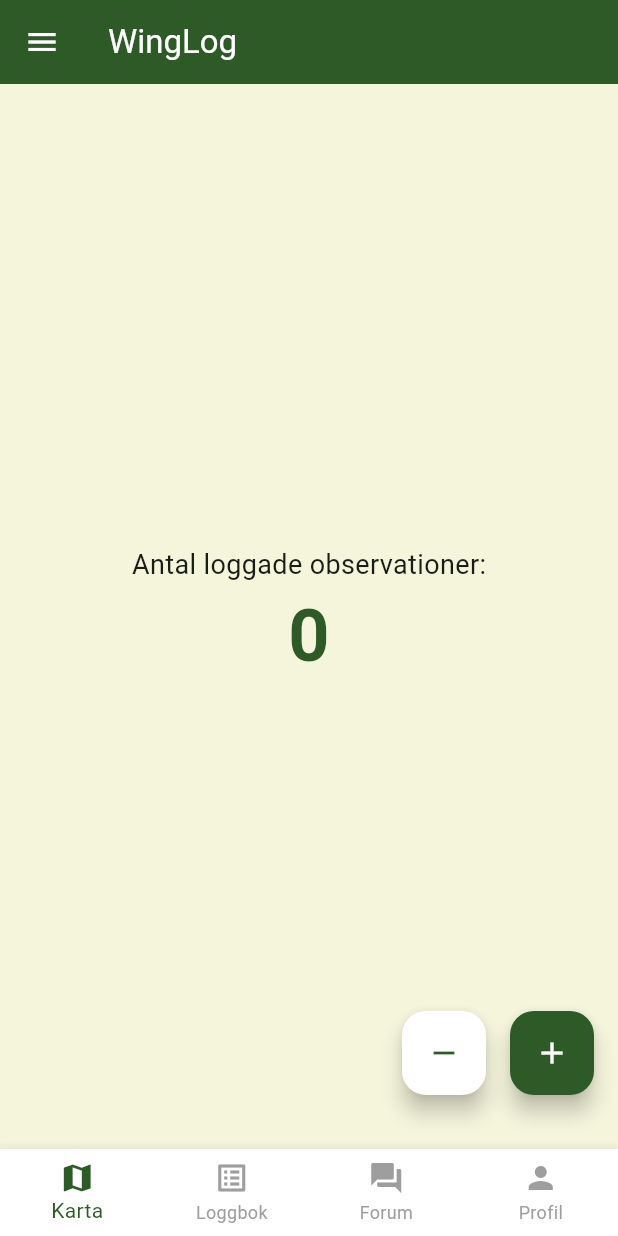
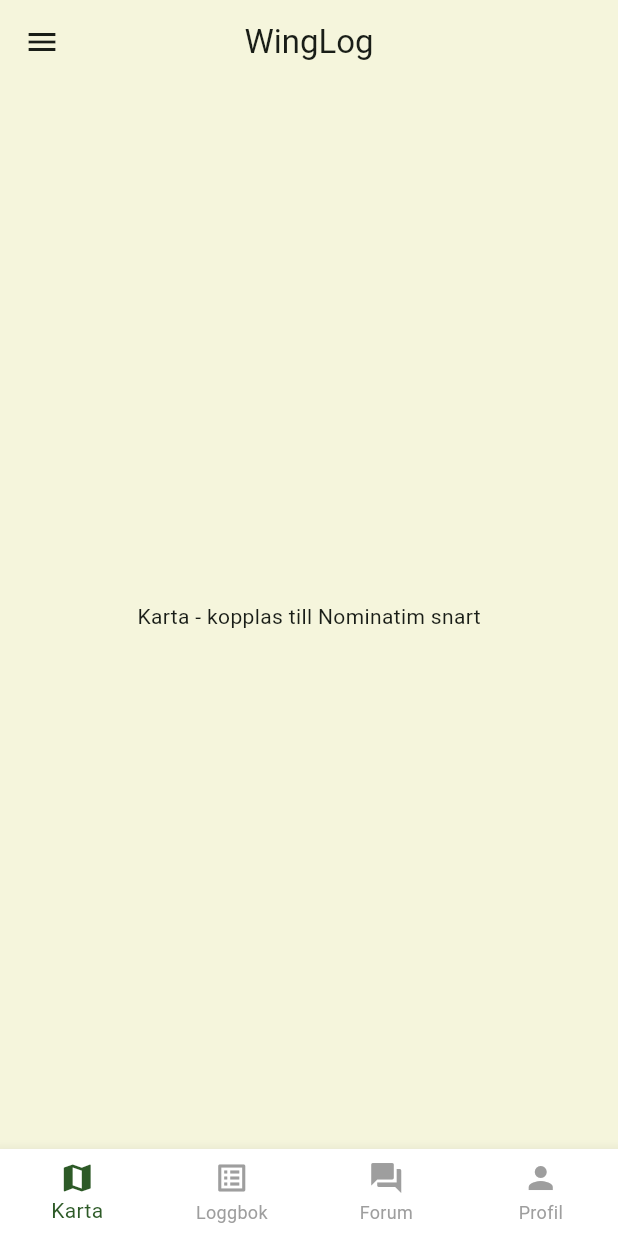
Before and after one commit to buuddaan/WingLog, a Flutter app: the screen it shows after launch, on a phone screen of 412 x 824 dp. Run offline on Flutter 3.47's test engine with Material 3 defaults, Android fonts, the phone set to English and light mode, and no system bars.

Commit message:
Skapat mer korrekt struktur för frontend

```diff
--- a/frontend/lib/main.dart
+++ b/frontend/lib/main.dart
@@ -1,4 +1,7 @@
 import 'package:flutter/material.dart';
+import 'screens/home_screen.dart';
+
+
 
 void main() {
   runApp(const MyApp());
@@ -10,133 +13,17 @@
   @override
   Widget build(BuildContext context) {
     return MaterialApp(
-      title: 'Winglog',
+      title: 'WingLog',
       theme: ThemeData(
         useMaterial3: true,
-        // Färgpalett: Grön, Beige och Vit
         colorScheme: ColorScheme.fromSeed(
-          seedColor: const Color(0xFF2D5A27), // Skogsgrön
+          seedColor: const Color(0xFF2D5A27),
           primary: const Color(0xFF2D5A27),
-          surface: const Color(0xFFF5F5DC),   // Beige bakgrund
-          secondary: const Color(0xFF4A7044),
-        ),
-        scaffoldBackgroundColor: const Color(0xFFF5F5DC),
-        appBarTheme: const AppBarTheme(
-          backgroundColor: Color(0xFF2D5A27),
-          foregroundColor: Colors.white, // Vit text
+          surface: const Color(0xFFF5F5DC),
         ),
       ),
+      // Här pekar vi på klassen som ligger i home_screen.dart
       home: const MyHomePage(title: 'WingLog'),
     );
   }
 }
-
-class MyHomePage extends StatefulWidget {
-  const MyHomePage({super.key, required this.title});
-  final String title;
-
-  @override
-  State<MyHomePage> createState() => _MyHomePageState();
-}
-
-class _MyHomePageState extends State<MyHomePage> {
-  int _counter = 0;
-  int _selectedIndex = 0; // Håller koll på vald ikon i bottenmenyn
-
-  void _incrementCounter() => setState(() => _counter++);
-  void _decrementCounter() => setState(() => _counter > 0 ? _counter-- : null);
-
-  // Hanterar klick i bottenmenyn
-  void _onItemTapped(int index) {
-    setState(() {
-      _selectedIndex = index;
-    });
-  }
-
-  @override
-  Widget build(BuildContext context) {
-    return Scaffold(
-      appBar: AppBar(
-        title: Text(widget.title),
-        // Menyn dyker upp automatiskt till vänster när vi lägger till en 'drawer'
-      ),
-
-      // 1. SIDOMENY: Täcker 90% av skärmbredden
-      drawer: SizedBox(
-        width: MediaQuery.of(context).size.width * 0.9,
-        child: Drawer(
-          backgroundColor: Colors.white,
-          child: ListView(
-            padding: EdgeInsets.zero,
-            children: [
-              DrawerHeader(
-                decoration: const BoxDecoration(color: Color(0xFF2D5A27)),
-                child: Column(
-                  crossAxisAlignment: CrossAxisAlignment.start,
-                  children: const [
-                    Icon(Icons.flutter_dash, color: Colors.white, size: 40),
-                    SizedBox(height: 10),
-                    Text('WingLog Meny', style: TextStyle(color: Colors.white, fontSize: 24)),
-                  ],
-                ),
-              ),
-              ListTile(leading: const Icon(Icons.settings), title: const Text('Inställningar'), onTap: () {}),
-              ListTile(leading: const Icon(Icons.info), title: const Text('Om WingLog'), onTap: () {}),
-            ],
-          ),
-        ),
-      ),
-
-      body: Center(
-        child: Column(
-          mainAxisAlignment: MainAxisAlignment.center,
-          children: [
-            const Text('Antal loggade observationer:', style: TextStyle(fontSize: 18)),
-            Text(
-              '$_counter',
-              style: const TextStyle(fontSize: 48, fontWeight: FontWeight.bold, color: Color(0xFF2D5A27)),
-            ),
-          ],
-        ),
-      ),
-
-      // 2. KNAPPAR
-      floatingActionButton: Padding(
-        padding: const EdgeInsets.only(bottom: 20), // Lyft upp dem lite från bottenmenyn
-        child: Row(
-          mainAxisAlignment: MainAxisAlignment.end,
-          children: [
-            FloatingActionButton(
-              onPressed: _decrementCounter,
-              backgroundColor: Colors.white,
-              child: const Icon(Icons.remove, color: Color(0xFF2D5A27)),
-            ),
-            const SizedBox(width: 16),
-            FloatingActionButton(
-              onPressed: _incrementCounter,
-              backgroundColor: const Color(0xFF2D5A27),
-              child: const Icon(Icons.add, color: Colors.white),
-            ),
-          ],
-        ),
-      ),
-
-      // 3. BOTTENMENY (Bottom Navigation Bar)
-      bottomNavigationBar: BottomNavigationBar(
-        type: BottomNavigationBarType.fixed,
-        backgroundColor: Colors.white,
-        selectedItemColor: const Color(0xFF2D5A27),
-        unselectedItemColor: Colors.grey,
-        currentIndex: _selectedIndex,
-        onTap: _onItemTapped,
-        items: const [
-          //Ikoner för bottenmeny, finns så många, sök sig fram från "icons.xxxx"
-          BottomNavigationBarItem(icon: Icon(Icons.map), label: 'Karta'),
-          BottomNavigationBarItem(icon: Icon(Icons.list_alt), label: 'Loggbok'),
-          BottomNavigationBarItem(icon: Icon(Icons.forum), label: 'Forum'),
-          BottomNavigationBarItem(icon: Icon(Icons.person), label: 'Profil'),
-        ],
-      ),
-    );
-  }
-}
--- /dev/null
+++ b/frontend/lib/screens/home_screen.dart
@@ -0,0 +1,73 @@
+import 'package:flutter/material.dart';
+import 'logbook_screen.dart';
+import 'map_screen.dart';
+
+class MyHomePage extends StatefulWidget {
+  const MyHomePage({super.key, required this.title});
+  final String title;
+
+  @override
+  State<MyHomePage> createState() => _MyHomePageState();
+}
+
+class _MyHomePageState extends State<MyHomePage> {
+  int _selectedIndex = 0;
+
+  static final List<Widget> _pages = <Widget>[
+    const Center(child: Text('Karta - kopplas till Nominatim snart')),
+    const LogbookScreen(),
+    const Center(child: Text('Forum')),
+    const Center(child: Text('Profil')),
+  ];
+
+  @override
+  Widget build(BuildContext context) {
+    return Scaffold(
+      appBar: AppBar(
+        title: Text(widget.title),
+        // Ikonen dyker upp automatiskt när 'drawer' har ett innehåll
+        centerTitle: true,
+      ),
+
+      // 1. DRAWER (MENY)
+      drawer: SizedBox(
+        width: MediaQuery.of(context).size.width * 0.9,
+        child: Drawer(
+          child: ListView(
+            padding: EdgeInsets.zero,
+            children: [
+              const DrawerHeader(
+                decoration: BoxDecoration(color: Color(0xFF2D5A27)),
+                child: Text('WingLog Meny', style: TextStyle(color: Colors.white, fontSize: 24)),
+              ),
+              ListTile(
+                leading: const Icon(Icons.settings),
+                title: const Text('Inställningar'),
+                onTap: () => Navigator.pop(context),
+              ),
+            ],
+          ),
+        ),
+      ),
+
+      body: _pages[_selectedIndex],
+
+      // 2. BOTTOM NAVIGATION BAR
+      bottomNavigationBar: BottomNavigationBar(
+        currentIndex: _selectedIndex,
+        onTap: (index) => setState(() => _selectedIndex = index),
+        // VIKTIGT: Alla ikoner syns samtidigt
+        type: BottomNavigationBarType.fixed,
+        backgroundColor: Colors.white,
+        selectedItemColor: const Color(0xFF2D5A27), // Grön när vald
+        unselectedItemColor: Colors.grey,           // Grå när ej vald
+        items: const [
+          BottomNavigationBarItem(icon: Icon(Icons.map), label: 'Karta'),
+          BottomNavigationBarItem(icon: Icon(Icons.list_alt), label: 'Loggbok'),
+          BottomNavigationBarItem(icon: Icon(Icons.forum), label: 'Forum'),
+          BottomNavigationBarItem(icon: Icon(Icons.person), label: 'Profil'),
+        ],
+      ),
+    );
+  }
+}
```
Also changed, not shown: frontend/lib/screens/logbook_screen.dart (added, +71 -0 lines), frontend/lib/screens/map_screen.dart (added), 1 other file.
